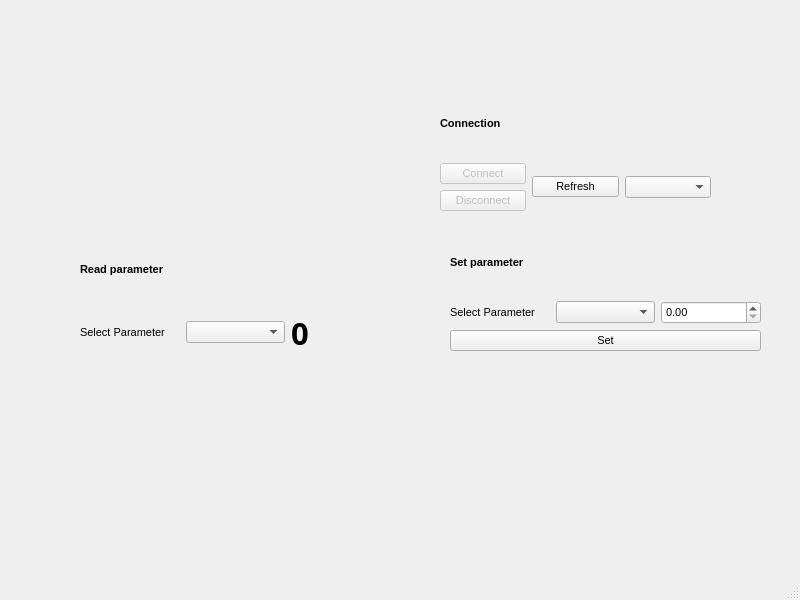
First picture: the form in src/qudi/gui/ion_gun/ion_gun.ui, repository tugatoconhelado/Qoptics_exp, before the edit.
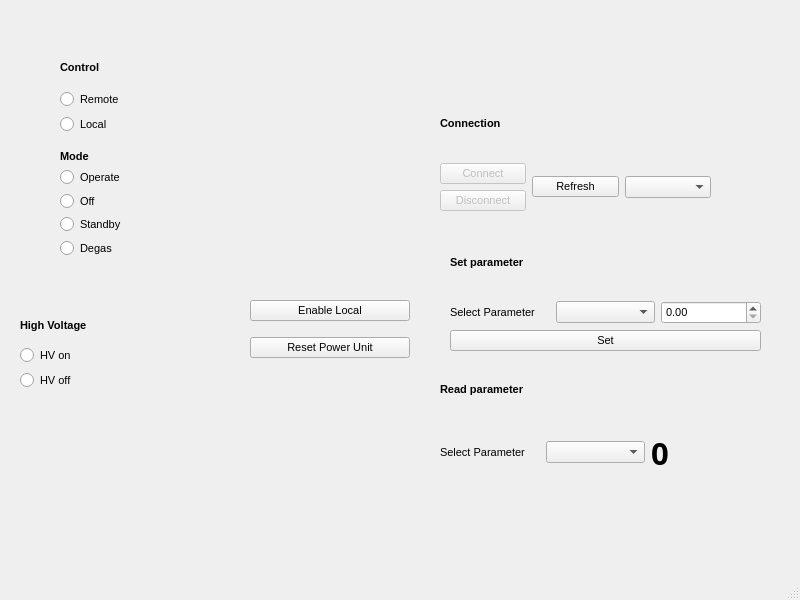
Second picture: the form after the edit. Custom widgets are drawn as their Qt base class.

```diff
--- a/src/qudi/gui/ion_gun/ion_gun.ui
+++ b/src/qudi/gui/ion_gun/ion_gun.ui
@@ -35,8 +35,8 @@
    <widget class="QWidget" name="verticalLayoutWidget">
     <property name="geometry">
      <rect>
-      <x>80</x>
-      <y>240</y>
+      <x>440</x>
+      <y>360</y>
       <width>311</width>
       <height>121</height>
      </rect>
@@ -237,6 +237,199 @@
      </item>
     </layout>
    </widget>
+   <widget class="QWidget" name="verticalLayoutWidget_4">
+    <property name="geometry">
+     <rect>
+      <x>60</x>
+      <y>50</y>
+      <width>160</width>
+      <height>84</height>
+     </rect>
+    </property>
+    <layout class="QVBoxLayout" name="verticalLayout_5">
+     <item>
+      <widget class="QLabel" name="label_6">
+       <property name="sizePolicy">
+        <sizepolicy hsizetype="Preferred" vsizetype="Preferred">
+         <horstretch>0</horstretch>
+         <verstretch>0</verstretch>
+        </sizepolicy>
+       </property>
+       <property name="font">
+        <font>
+         <weight>75</weight>
+         <bold>true</bold>
+        </font>
+       </property>
+       <property name="layoutDirection">
+        <enum>Qt::LeftToRight</enum>
+       </property>
+       <property name="autoFillBackground">
+        <bool>false</bool>
+       </property>
+       <property name="text">
+        <string>Control</string>
+       </property>
+      </widget>
+     </item>
+     <item>
+      <widget class="QRadioButton" name="radio_remote">
+       <property name="text">
+        <string>Remote</string>
+       </property>
+      </widget>
+     </item>
+     <item>
+      <widget class="QRadioButton" name="radio_local">
+       <property name="text">
+        <string>Local</string>
+       </property>
+      </widget>
+     </item>
+    </layout>
+   </widget>
+   <widget class="QWidget" name="verticalLayoutWidget_5">
+    <property name="geometry">
+     <rect>
+      <x>60</x>
+      <y>150</y>
+      <width>160</width>
+      <height>107</height>
+     </rect>
+    </property>
+    <layout class="QVBoxLayout" name="verticalLayout_6">
+     <item>
+      <widget class="QLabel" name="label_7">
+       <property name="sizePolicy">
+        <sizepolicy hsizetype="Preferred" vsizetype="Preferred">
+         <horstretch>0</horstretch>
+         <verstretch>0</verstretch>
+        </sizepolicy>
+       </property>
+       <property name="font">
+        <font>
+         <weight>75</weight>
+         <bold>true</bold>
+        </font>
+       </property>
+       <property name="layoutDirection">
+        <enum>Qt::LeftToRight</enum>
+       </property>
+       <property name="autoFillBackground">
+        <bool>false</bool>
+       </property>
+       <property name="text">
+        <string>Mode</string>
+       </property>
+      </widget>
+     </item>
+     <item>
+      <widget class="QRadioButton" name="radio_operate">
+       <property name="text">
+        <string>Operate</string>
+       </property>
+      </widget>
+     </item>
+     <item>
+      <widget class="QRadioButton" name="radio_off">
+       <property name="text">
+        <string>Off</string>
+       </property>
+      </widget>
+     </item>
+     <item>
+      <widget class="QRadioButton" name="radio_standby">
+       <property name="text">
+        <string>Standby</string>
+       </property>
+      </widget>
+     </item>
+     <item>
+      <widget class="QRadioButton" name="radio_degas">
+       <property name="text">
+        <string>Degas</string>
+       </property>
+      </widget>
+     </item>
+    </layout>
+   </widget>
+   <widget class="QWidget" name="verticalLayoutWidget_6">
+    <property name="geometry">
+     <rect>
+      <x>20</x>
+      <y>310</y>
+      <width>160</width>
+      <height>80</height>
+     </rect>
+    </property>
+    <layout class="QVBoxLayout" name="verticalLayout_7">
+     <item>
+      <widget class="QLabel" name="label_8">
+       <property name="sizePolicy">
+        <sizepolicy hsizetype="Preferred" vsizetype="Preferred">
+         <horstretch>0</horstretch>
+         <verstretch>0</verstretch>
+        </sizepolicy>
+       </property>
+       <property name="font">
+        <font>
+         <weight>75</weight>
+         <bold>true</bold>
+        </font>
+       </property>
+       <property name="layoutDirection">
+        <enum>Qt::LeftToRight</enum>
+       </property>
+       <property name="autoFillBackground">
+        <bool>false</bool>
+       </property>
+       <property name="text">
+        <string>High Voltage</string>
+       </property>
+      </widget>
+     </item>
+     <item>
+      <widget class="QRadioButton" name="radio_hv_on">
+       <property name="text">
+        <string>HV on</string>
+       </property>
+      </widget>
+     </item>
+     <item>
+      <widget class="QRadioButton" name="radio_hv_off">
+       <property name="text">
+        <string>HV off</string>
+       </property>
+      </widget>
+     </item>
+    </layout>
+   </widget>
+   <widget class="QWidget" name="verticalLayoutWidget_7">
+    <property name="geometry">
+     <rect>
+      <x>250</x>
+      <y>290</y>
+      <width>160</width>
+      <height>80</height>
+     </rect>
+    </property>
+    <layout class="QVBoxLayout" name="verticalLayout_8">
+     <item>
+      <widget class="QPushButton" name="enable_local_button">
+       <property name="text">
+        <string>Enable Local</string>
+       </property>
+      </widget>
+     </item>
+     <item>
+      <widget class="QPushButton" name="reset_button">
+       <property name="text">
+        <string>Reset Power Unit</string>
+       </property>
+      </widget>
+     </item>
+    </layout>
+   </widget>
   </widget>
   <widget class="QMenuBar" name="menubar">
    <property name="geometry">
```
